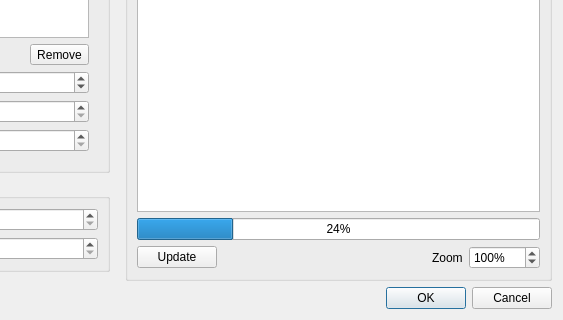
Old version of the form src/gui/widgets/dialogs/trace_dialog.ui in the repository mbasaglia/glaxnimate; both pictures show x 208 to 771 and y 340 to 660 of the 771 by 660 pixel window.
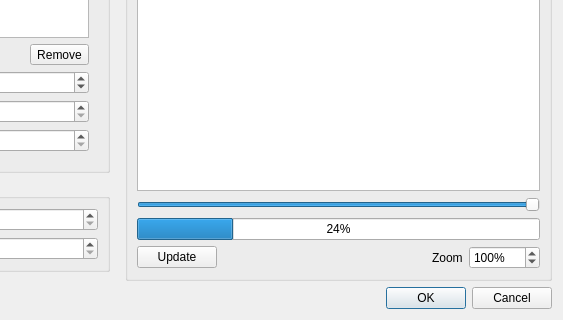
New version of the form. Icons and pictures are not drawn. Custom widgets are drawn as their Qt base class.

Commit message: Trace dialog slider to compare the trace preview to the original image

```diff
--- a/src/gui/widgets/dialogs/trace_dialog.ui
+++ b/src/gui/widgets/dialogs/trace_dialog.ui
@@ -350,6 +350,19 @@
           </property>
          </widget>
         </item>
+        <item>
+         <widget class="QSlider" name="preview_slider">
+          <property name="maximum">
+           <number>100</number>
+          </property>
+          <property name="value">
+           <number>100</number>
+          </property>
+          <property name="orientation">
+           <enum>Qt::Horizontal</enum>
+          </property>
+         </widget>
+        </item>
         <item>
          <widget class="QProgressBar" name="progress_bar">
           <property name="value">
```
Left out of the diff: 21 changed lines with no effect on the pictures. The commit also changes 3 other files.
